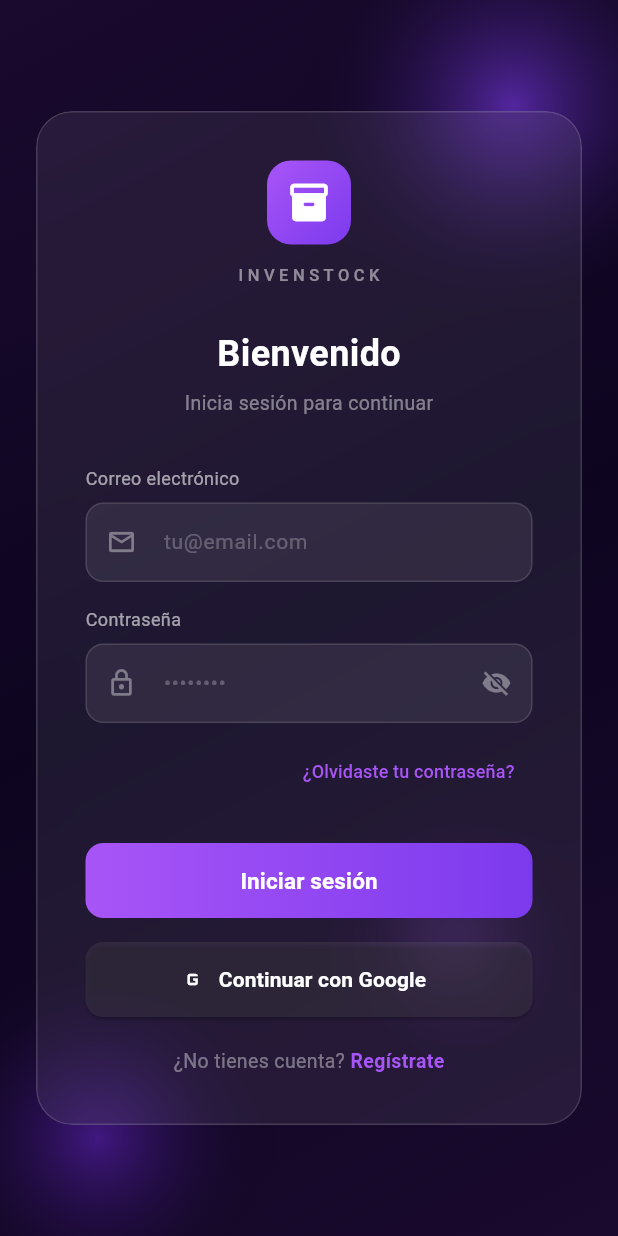
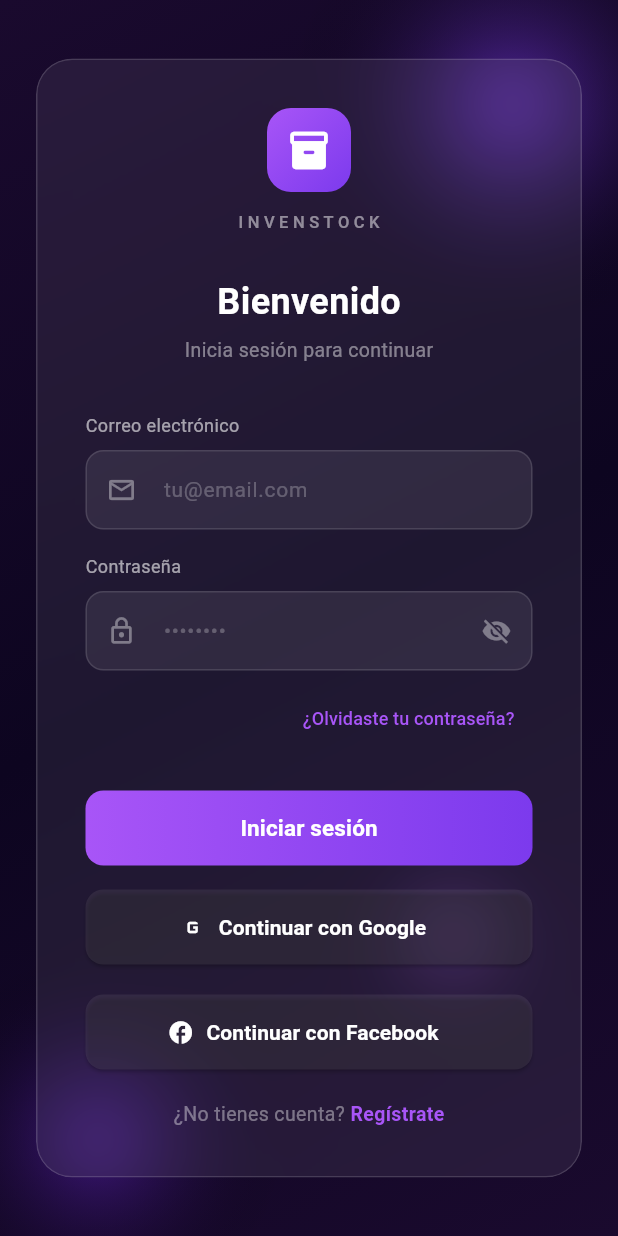
Before and after one commit to Albertrf10/app_gestion_de_inventario, a Flutter app: the screen it shows after launch, on a phone screen of 412 x 824 dp. Run offline on Flutter 3.47's test engine with Material 3 defaults, Android fonts, the phone set to English and light mode, and no system bars; our stand-ins replace firebase_auth, firebase_core, google_sign_in; missing offline and left inert: flutter_facebook_auth; accounts and stored records are empty.

Commit message:
login con facebook a falta de arreglar permisos desde Facebook

```diff
--- a/lib/screens/auth/login_screen.dart
+++ b/lib/screens/auth/login_screen.dart
@@ -178,6 +178,8 @@
                 _buildLoginButton(),
                 const SizedBox(height: 16),   // un pequeño espacio
                 _buildGoogleButton(),         // tu botón de Google
+                const SizedBox(height: 20),
+                _buildFacebookButton(),
                 const SizedBox(height: 20),
                 _buildRegisterLink(),
               ],
@@ -398,6 +400,58 @@
       ),
     );
   }
+  Widget _buildFacebookButton() {
+    return SizedBox(
+      width: double.infinity,
+      height: 50,
+      child: ElevatedButton.icon(
+        onPressed: _isLoading
+            ? null
+            : () async {
+          setState(() {
+            _isLoading = true;
+            _errorMessage = null;
+          });
+
+          try {
+            final user = await _authService.signInWithFacebook();
+
+            if (user == null) {
+              setState(() {
+                _errorMessage = "Login con Facebook cancelado o fallido";
+              });
+              return;
+            }
+
+            // ❗ NO navigation aquí (AuthWrapper lo hace)
+
+          } catch (e) {
+            setState(() {
+              _errorMessage = "Error con Facebook";
+            });
+          } finally {
+            if (mounted) {
+              setState(() => _isLoading = false);
+            }
+          }
+        },
+        icon: const Icon(Icons.facebook, color: Colors.white),
+        label: const Text(
+          'Continuar con Facebook',
+          style: TextStyle(
+            color: Colors.white,
+            fontWeight: FontWeight.w600,
+          ),
+        ),
+        style: ElevatedButton.styleFrom(
+          backgroundColor: Colors.white.withOpacity(0.08),
+          shape: RoundedRectangleBorder(
+            borderRadius: BorderRadius.circular(12),
+          ),
+        ),
+      ),
+    );
+  }
 
   Widget _buildRegisterLink() {
     return Row(
--- a/pubspec.yaml
+++ b/pubspec.yaml
@@ -36,6 +36,7 @@
   firebase_core: ^3.0.0
   firebase_auth: ^5.0.0
   google_sign_in: ^6.1.0
+  flutter_facebook_auth: ^7.1.6
 
 dev_dependencies:
   flutter_test:
```
Also changed, not shown: lib/services/auth_service.dart (+29 -8 lines), pubspec.lock, 7 other files.
